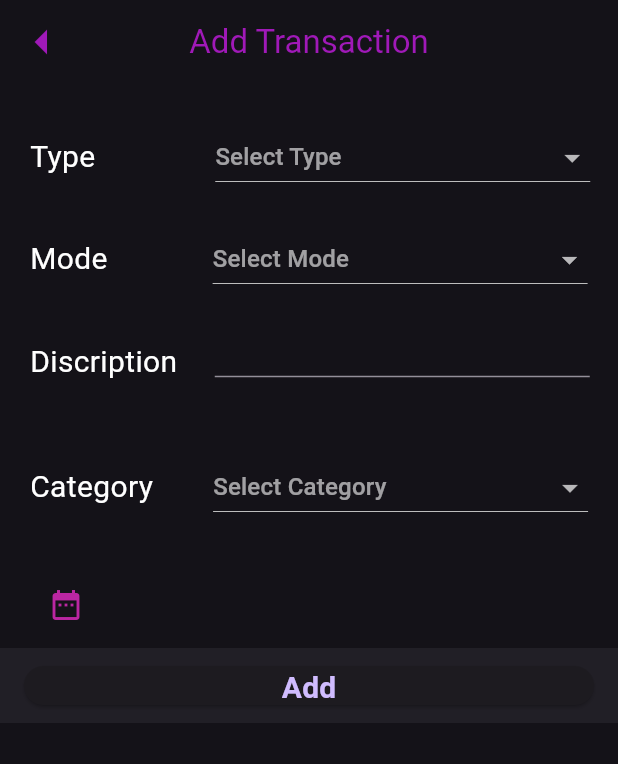
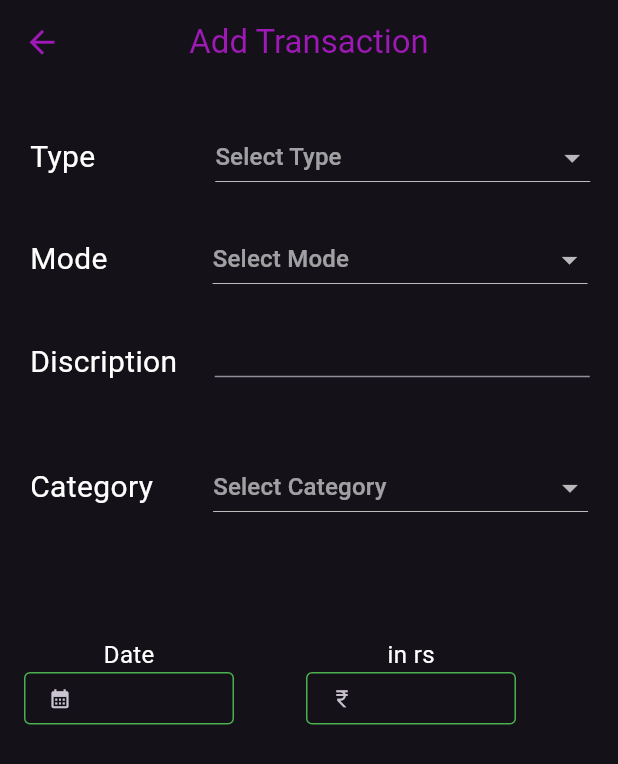
Before and after one commit to kunal-umap/Expances_Manager, a Flutter app: the add_Transaction screen opened directly, on a phone screen of 412 x 824 dp. Shown: the top 764 px of the screen. Run offline on Flutter 3.47's test engine with Material 2 defaults, Android fonts, the light colour scheme and no system bars; our stand-ins replace fl_chart.

Commit message:
Add_transaction

```diff
--- a/lib/pages/TransactionPage/Add_TransactionPage.dart
+++ b/lib/pages/TransactionPage/Add_TransactionPage.dart
@@ -18,7 +18,6 @@ class _add_TransactionState extends State<add_Transaction> {
   var listItemSelected = "EXPENSES";
   var modechoose = " ";
   var modeItem = ["Online", "Cash"];
-  var _modeItemSelected = "Online";
 
   final _categoryItem = [
     (" Eat"),
@@ -27,7 +26,6 @@ class _add_TransactionState extends State<add_Transaction> {
     ("EMI"),
     ("Gadget")
   ];
-  var _categorySelected = ("Eat");
 
   @override
   Widget build(BuildContext context) {
@@ -45,9 +43,9 @@ class _add_TransactionState extends State<add_Transaction> {
               ));
             },
             icon: const Icon(
-              Icons.arrow_left,
+              Icons.arrow_back,
               color: Color.fromARGB(255, 160, 25, 184),
-              size: 40,
+              size: 25,
             ),
           ),
         ),
@@ -111,7 +109,8 @@ class _add_TransactionState extends State<add_Transaction> {
                             }).toList(),
                             onChanged: (newModeSelected) {
                               setState(() {
-                                _modeItemSelected = newModeSelected as String;
+                                var _modeItemSelected =
+                                    newModeSelected as String;
                               });
                             }),
                       )
@@ -156,43 +155,96 @@ class _add_TransactionState extends State<add_Transaction> {
                               }).toList(),
                               onChanged: (newCategorySelected) {
                                 setState(() {
-                                  _categorySelected =
+                                  var _categorySelected =
                                       newCategorySelected as String;
                                 });
                               }))
                     ],
                   )),
-              const SizedBox(height: 20),
-              Padding(
-                  padding: const EdgeInsets.fromLTRB(20, 5, 16, 5),
-                  child: Row(
-                    mainAxisAlignment: MainAxisAlignment.start,
-                    children: [
-                      IconButton(
-                        onPressed: () {},
-                        icon: const Icon(
-                          Icons.date_range,
-                          color: Color.fromARGB(255, 187, 38, 162),
+              const SizedBox(height: 30),
+              Row(
+                children: [
+                  Padding(
+                    padding: const EdgeInsets.fromLTRB(16, 5, 16, 5),
+                    child: Column(
+                      mainAxisAlignment: MainAxisAlignment.start,
+                      children: [
+                        const Text(
+                          "Date",
+                          style: TextStyle(fontSize: 16, color: Colors.white),
                         ),
-                        tooltip: "Date",
-                      ),
-                    ],
-                  )),
-              const SizedBox(width: 60),
-              SizedBox(
-                height: 50,
-                child: BottomAppBar(
-                  child: ElevatedButton(
-                      onPressed: () {},
-                      child: const Text(
-                        "Add",
-                        style: TextStyle(
-                          fontWeight: FontWeight.bold,
-                          fontSize: 20,
+                        SizedBox(
+                            width: 140,
+                            height: 35,
+                            child: TextField(
+                              decoration: InputDecoration(
+                                enabledBorder: OutlineInputBorder(
+                                  borderRadius: BorderRadius.circular(4),
+                                  borderSide:
+                                      const BorderSide(color: Colors.green),
+                                ),
+                                focusedBorder: OutlineInputBorder(
+                                  borderRadius: BorderRadius.circular(4),
+                                  borderSide:
+                                      const BorderSide(color: Colors.green),
+                                ),
+                                prefixIcon: IconButton(
+                                  onPressed: () {},
+                                  icon: const Icon(Icons.calendar_month),
+                                  iconSize: 15,
+                                ),
+                              ),
+                              cursorHeight: 15,
+                            ))
+                      ],
+                    ),
+                  ),
+                  const VerticalDivider(
+                    color: Colors.green,
+                    thickness: 1,
+                    indent: 40,
+                    endIndent: 100,
+                  ),
+                  Padding(
+                    padding: const EdgeInsets.fromLTRB(16, 5, 16, 5),
+                    child: Column(
+                      mainAxisAlignment: MainAxisAlignment.end,
+                      children: [
+                        const Text(
+                          "in rs",
+                          style: TextStyle(
+                            fontSize: 16,
+                            color: Colors.white,
+                          ),
                         ),
-                      )),
-                ),
-              ),
+                        SizedBox(
+                            width: 140,
+                            height: 35,
+                            child: TextField(
+                              decoration: InputDecoration(
+                                enabledBorder: OutlineInputBorder(
+                                  borderRadius: BorderRadius.circular(4),
+                                  borderSide:
+                                      const BorderSide(color: Colors.green),
+                                ),
+                                focusedBorder: OutlineInputBorder(
+                                  borderRadius: BorderRadius.circular(4),
+                                  borderSide:
+                                      const BorderSide(color: Colors.green),
+                                ),
+                                prefixIcon: IconButton(
+                                  onPressed: () {},
+                                  icon: const Icon(Icons.currency_rupee),
+                                  iconSize: 15,
+                                ),
+                              ),
+                              cursorHeight: 15,
+                            ))
+                      ],
+                    ),
+                  ),
+                ],
+              )
             ],
           ),
         ));
--- a/pubspec.yaml
+++ b/pubspec.yaml
@@ -30,6 +30,7 @@ environment:
 dependencies:
   flutter:
     sdk: flutter
+  table_calendar: ^3.0.9
 
 
   # The following adds the Cupertino Icons font to your application.
```
Also changed, not shown: pubspec.lock.
